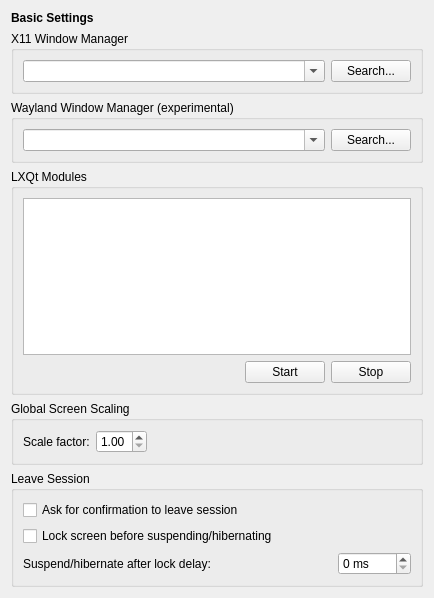
Above: lxqt-config-session/basicsettings.ui from stefonarch/lxqt-session before the change. Below: the same form after it.
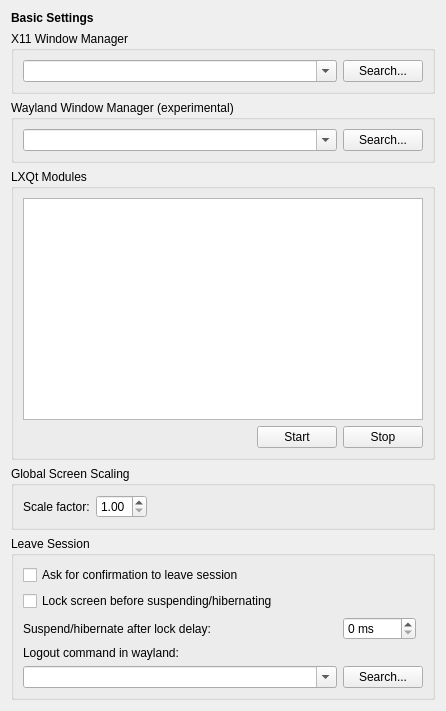
That is the form after the change.

What changed in the file:
```diff
--- a/lxqt-config-session/basicsettings.ui
+++ b/lxqt-config-session/basicsettings.ui
@@ -6,8 +6,8 @@
    <rect>
     <x>0</x>
     <y>0</y>
-    <width>434</width>
-    <height>598</height>
+    <width>446</width>
+    <height>711</height>
    </rect>
   </property>
   <layout class="QGridLayout" name="gridLayout_3">
@@ -15,7 +15,6 @@
     <widget class="QLabel" name="label">
      <property name="font">
       <font>
-       <weight>75</weight>
        <bold>true</bold>
       </font>
      </property>
@@ -54,11 +53,11 @@
     </widget>
    </item>
    <item row="2" column="0">
-    <widget class="QGroupBox" name="groupBox">
+    <widget class="QGroupBox" name="groupBox_1">
      <property name="title">
       <string>Wayland Window Manager (experimental)</string>
      </property>
-     <layout class="QGridLayout" name="gridLayout_2">
+     <layout class="QGridLayout" name="gridLayout_1">
       <item row="0" column="0">
        <widget class="QComboBox" name="compositorComboBox">
         <property name="sizePolicy">
@@ -178,10 +177,17 @@
       <string>Leave Session</string>
      </property>
      <layout class="QGridLayout" name="gridLayout_4">
-      <item row="0" column="0" colspan="2">
-       <widget class="QCheckBox" name="leaveConfirmationCheckBox">
+      <item row="3" column="0">
+       <widget class="QLabel" name="wayLockCommandLabel">
         <property name="text">
-         <string>Ask for confirmation to leave session</string>
+         <string>Logout command in wayland:</string>
+        </property>
+       </widget>
+      </item>
+      <item row="4" column="1">
+       <widget class="QPushButton" name="findWayLockCommandButton">
+        <property name="text">
+         <string>Search...</string>
         </property>
        </widget>
       </item>
@@ -192,6 +198,26 @@
         </property>
        </widget>
       </item>
+      <item row="0" column="0" colspan="2">
+       <widget class="QCheckBox" name="leaveConfirmationCheckBox">
+        <property name="text">
+         <string>Ask for confirmation to leave session</string>
+        </property>
+       </widget>
+      </item>
+      <item row="4" column="0">
+       <widget class="QComboBox" name="wayLockCommandComboBox">
+        <property name="sizePolicy">
+         <sizepolicy hsizetype="MinimumExpanding" vsizetype="Fixed">
+          <horstretch>0</horstretch>
+          <verstretch>0</verstretch>
+         </sizepolicy>
+        </property>
+        <property name="editable">
+         <bool>true</bool>
+        </property>
+       </widget>
+      </item>
       <item row="2" column="0">
        <widget class="QLabel" name="powerDelayLabel">
         <property name="text">
```
Left out of the diff: 66 changed lines with no effect on the pictures.
